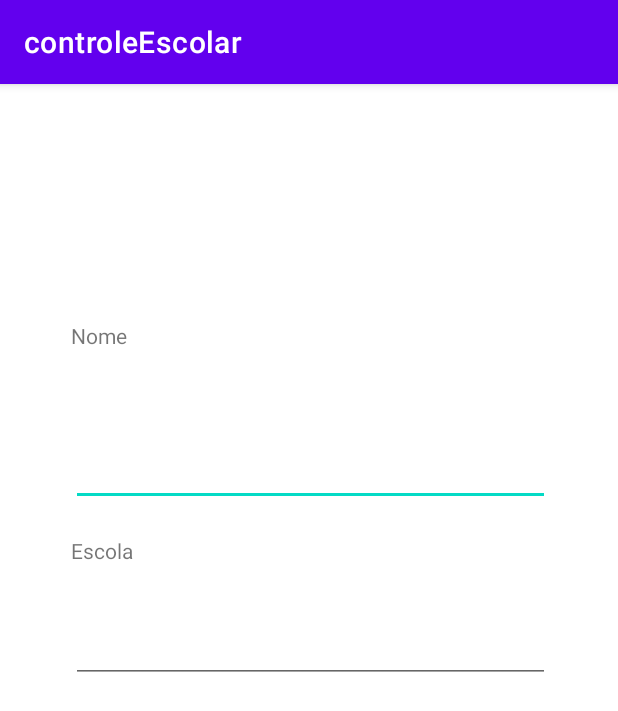
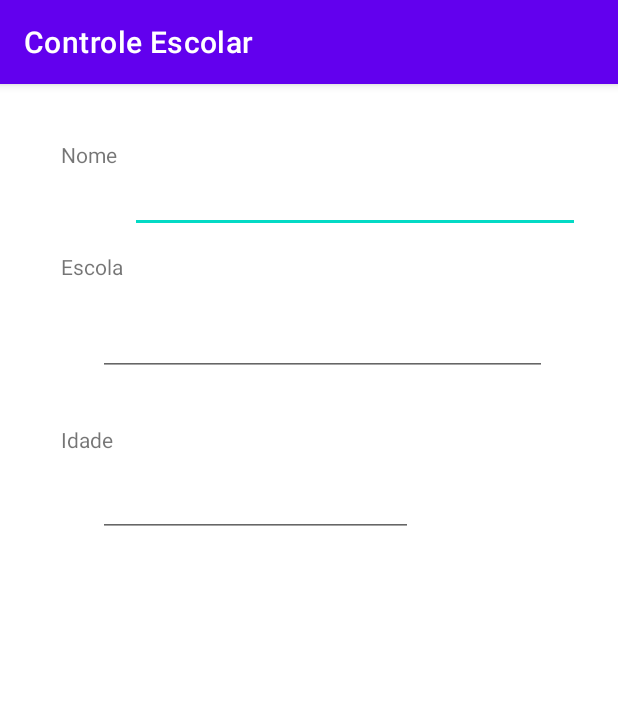
Before and after one commit to danielapandrade/controleEscolarUTFPR, an Android app: the CadastroDependenteActivity screen opened directly, with no data from a screen before it, on a phone screen of 412 x 824 dp. Shown: the top 711 px of the screen. Run offline under Robolectric (Android 15) with nearby library versions, the phone set to English and light mode, and no system bars.

Commit message:
adjusting layout

```diff
--- a/app/src/main/res/layout/activity_cadastro_dependente.xml
+++ b/app/src/main/res/layout/activity_cadastro_dependente.xml
@@ -8,70 +8,89 @@
 
     <TextView
         android:id="@+id/textViewNome"
-        android:layout_width="wrap_content"
-        android:layout_height="wrap_content"
-        android:layout_marginStart="21dp"
-        android:layout_marginLeft="21dp"
-        android:layout_marginTop="115dp"
-        android:layout_marginEnd="301dp"
-        android:layout_marginRight="301dp"
+        android:layout_width="72dp"
+        android:layout_height="24dp"
         android:text="@string/nomeDependente"
-        app:layout_constraintBottom_toTopOf="@+id/editTextNomeDependente"
+        app:layout_constraintBottom_toBottomOf="parent"
         app:layout_constraintEnd_toEndOf="parent"
+        app:layout_constraintHorizontal_bias="0.12"
         app:layout_constraintStart_toStartOf="parent"
         app:layout_constraintTop_toTopOf="parent"
+        app:layout_constraintVertical_bias="0.050000012"
         tools:text="@string/nomeDependente" />
 
     <EditText
         android:id="@+id/editTextNomeDependente"
-        android:layout_width="319dp"
-        android:layout_height="62dp"
-        android:layout_marginStart="21dp"
-        android:layout_marginLeft="21dp"
-        android:layout_marginEnd="20dp"
-        android:layout_marginRight="20dp"
-        android:layout_marginBottom="444dp"
+        android:layout_width="300dp"
+        android:layout_height="38dp"
+        android:layout_marginStart="31dp"
+        android:layout_marginLeft="31dp"
+        android:layout_marginEnd="25dp"
+        android:layout_marginRight="25dp"
+        android:layout_marginBottom="67dp"
+        android:ems="10"
+        android:inputType="textPersonName"
+        android:text=""
+        app:layout_constraintBottom_toTopOf="@+id/editTextTextPersonName"
+        app:layout_constraintEnd_toEndOf="parent"
+        app:layout_constraintHorizontal_bias="1.0"
+        app:layout_constraintStart_toStartOf="parent"
+        app:layout_constraintTop_toBottomOf="@+id/textViewNome"
+        app:layout_constraintVertical_bias="0.0"
+        tools:text="@string/editNomeDependente" />
+
+    <TextView
+        android:id="@+id/textViewEscola"
+        android:layout_width="wrap_content"
+        android:layout_height="19dp"
+        android:text="@string/escolaDependente"
+        app:layout_constraintBottom_toBottomOf="parent"
+        app:layout_constraintEnd_toEndOf="parent"
+        app:layout_constraintHorizontal_bias="0.11"
+        app:layout_constraintStart_toStartOf="parent"
+        app:layout_constraintTop_toBottomOf="@+id/editTextNomeDependente"
+        app:layout_constraintVertical_bias="0.01999998"
+        tools:text="@string/escolaDependente" />
+
+    <EditText
+        android:id="@+id/editTextTextPersonName"
+        android:layout_width="299dp"
+        android:layout_height="52dp"
         android:ems="10"
         android:inputType="textPersonName"
         android:text=""
         app:layout_constraintBottom_toBottomOf="parent"
         app:layout_constraintEnd_toEndOf="parent"
+        app:layout_constraintHorizontal_bias="0.58"
         app:layout_constraintStart_toStartOf="parent"
-        app:layout_constraintTop_toBottomOf="@+id/textViewNome"
-        tools:text="@string/editNomeDependente" />
+        app:layout_constraintTop_toTopOf="@id/textViewEscola"
+        app:layout_constraintVertical_bias="0.050000012"
+        tools:text="@string/editTextEscola" />
 
     <TextView
-        android:id="@+id/textViewEscola"
-        android:layout_width="wrap_content"
-        android:layout_height="wrap_content"
-        android:layout_marginStart="21dp"
-        android:layout_marginLeft="21dp"
-        android:layout_marginTop="5dp"
-        android:layout_marginEnd="297dp"
-        android:layout_marginRight="297dp"
-        android:text="@string/escolaDependente"
-        app:layout_constraintBottom_toTopOf="@+id/editTextTextPersonName"
+        android:id="@+id/textViewIdade"
+        android:layout_width="44dp"
+        android:layout_height="21dp"
+        android:text="@string/idadeDependente"
+        app:layout_constraintBottom_toBottomOf="parent"
         app:layout_constraintEnd_toEndOf="parent"
-        app:layout_constraintStart_toStartOf="parent"
-        app:layout_constraintTop_toBottomOf="@+id/editTextNomeDependente"
-        tools:text="@string/escolaDependente" />
+        app:layout_constraintHorizontal_bias="0.0"
+        app:layout_constraintStart_toStartOf="@id/textViewEscola"
+        app:layout_constraintTop_toTopOf="@+id/editTextTextPersonName"
+        app:layout_constraintVertical_bias="0.13999999"
+        tools:text="@string/idadeDependente" />
 
     <EditText
-        android:id="@+id/editTextTextPersonName"
-        android:layout_width="319dp"
-        android:layout_height="62dp"
-        android:layout_marginStart="21dp"
-        android:layout_marginLeft="21dp"
-        android:layout_marginTop="2dp"
-        android:layout_marginEnd="20dp"
-        android:layout_marginRight="20dp"
-        android:layout_marginBottom="354dp"
+        android:id="@+id/editTextNumberIdade"
+        android:layout_width="210dp"
+        android:layout_height="45dp"
         android:ems="10"
-        android:inputType="textPersonName"
-        android:text=""
+        android:inputType="number"
         app:layout_constraintBottom_toBottomOf="parent"
         app:layout_constraintEnd_toEndOf="parent"
-        app:layout_constraintStart_toStartOf="parent"
-        app:layout_constraintTop_toBottomOf="@+id/textViewEscola"
-        tools:text="@string/editTextEscola" />
+        app:layout_constraintHorizontal_bias="0.0"
+        app:layout_constraintStart_toStartOf="@id/editTextTextPersonName"
+        app:layout_constraintTop_toTopOf="@+id/textViewIdade"
+        app:layout_constraintVertical_bias="0.060000002"
+        tools:text="@string/editTextIdade" />
 </androidx.constraintlayout.widget.ConstraintLayout>
--- a/app/src/main/res/values/strings.xml
+++ b/app/src/main/res/values/strings.xml
@@ -1,8 +1,10 @@
 <resources>
-    <string name="app_name">controleEscolar</string>
+    <string name="app_name">Controle Escolar</string>
     <string name="cadastrarDependente">CADASTRAR DEPENDENTE</string>
     <string name="nomeDependente">Nome</string>
     <string name="editNomeDependente" />
     <string name="escolaDependente">Escola</string>
     <string name="editTextEscola" />
+    <string name="idadeDependente" >Idade </string>
+    <string name="editTextIdade" />
 </resources>
```
